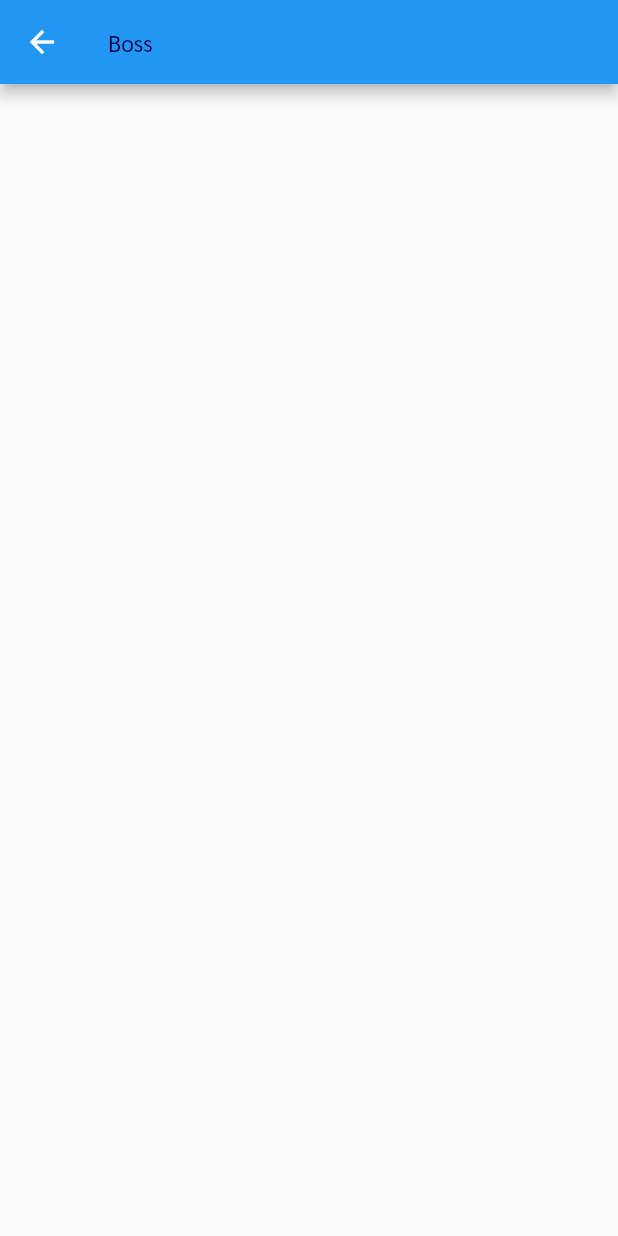
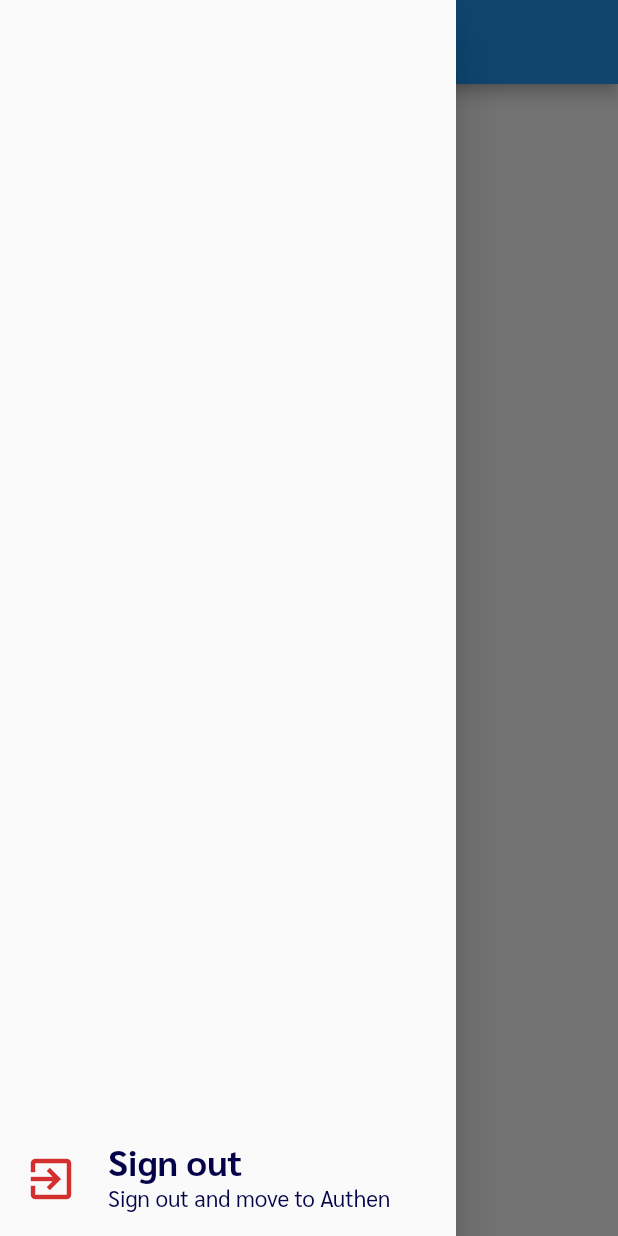
Before and after one commit to menn3000/MennOfficer, a Flutter app: the MainBoss screen opened by its route, with the side drawer open (before the commit the screen has no drawer), on a phone screen of 412 x 824 dp. Run offline on Flutter 3.47's test engine with Material 2 defaults, Android fonts, the phone set to English and light mode, and no system bars; our stand-ins replace dio, shared_preferences; accounts and stored records are empty.

Commit message:
Auto Login and Logout OK

```diff
--- a/lib/states/main_boss.dart
+++ b/lib/states/main_boss.dart
@@ -1,4 +1,5 @@
 import 'package:flutter/material.dart';
+import 'package:mennofficer/widgets/widget_sign_out.dart';
 import 'package:mennofficer/widgets/widget_text.dart';
 
 class MainBoss extends StatelessWidget {
@@ -10,6 +11,9 @@ class MainBoss extends StatelessWidget {
       appBar: AppBar(
         title: WidgetText(text: 'Boss'),
       ),
+      drawer: Drawer(
+        child: WidgetSignOut(),
+      ),
     );
   }
 }
--- a/lib/states/main_officer.dart
+++ b/lib/states/main_officer.dart
@@ -1,4 +1,5 @@
 import 'package:flutter/material.dart';
+import 'package:mennofficer/widgets/widget_sign_out.dart';
 
 import '../widgets/widget_text.dart';
 
@@ -12,6 +13,7 @@ class MainOfficer extends StatelessWidget {
         centerTitle: true,
         title: WidgetText(text: 'Officer'),
       ),
+      drawer: Drawer(child: WidgetSignOut(),),
     );
   }
 }
--- a/lib/widgets/widget_listtile.dart
+++ b/lib/widgets/widget_listtile.dart
@@ -8,25 +8,26 @@ class WidgetListTile extends StatelessWidget {
   final Widget leadWidget;
   final String title;
   final String subTitle;
+  final Function()? tabFunc;
+
 
   const WidgetListTile({
     Key? key,
     required this.leadWidget,
     required this.title,
     required this.subTitle,
+    this.tabFunc,
   }) : super(key: key);
 
   @override
   Widget build(BuildContext context) {
-    return ListTile(
+    return ListTile( onTap: tabFunc,
       leading: leadWidget,
       title: WidgetText(
         text: title,
         textStyle: MyConstant().h2Style(),
       ),
-      subtitle: WidgetText(
-        text: subTitle,
-      ),
+      subtitle: WidgetText(text: subTitle),
     );
   }
 }
--- /dev/null
+++ b/lib/widgets/widget_sign_out.dart
@@ -0,0 +1,33 @@
+import 'package:flutter/material.dart';
+import 'package:mennofficer/utillity/my_constant.dart';
+import 'package:mennofficer/widgets/widget_listtile.dart';
+import 'package:shared_preferences/shared_preferences.dart';
+
+class WidgetSignOut extends StatelessWidget {
+  const WidgetSignOut({super.key});
+
+  @override
+  Widget build(BuildContext context) {
+    return Column(
+      mainAxisAlignment: MainAxisAlignment.end,
+      children: [
+        WidgetListTile(
+          leadWidget: Icon(
+            Icons.exit_to_app,
+            size: 36,
+            color: Colors.red.shade700,
+          ),
+          title: 'Sign out',
+          subTitle: 'Sign out and move to Authen',
+          tabFunc: () async {
+            SharedPreferences preferences =
+                await SharedPreferences.getInstance();
+            preferences.clear().then((value) =>
+                Navigator.pushNamedAndRemoveUntil(
+                    context, MyConstant.routeAuthen, (route) => false));
+          },
+        ),
+      ],
+    );
+  }
+}
```
Also changed, not shown: lib/main.dart (+19 -1 lines), lib/states/authen.dart (+16 -1 lines).
